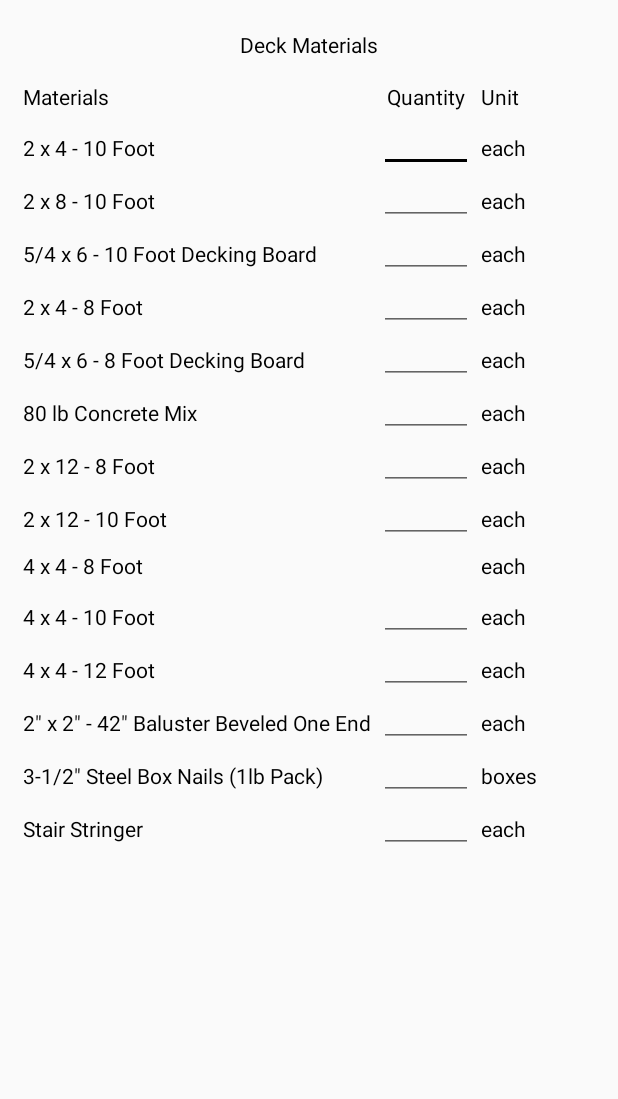
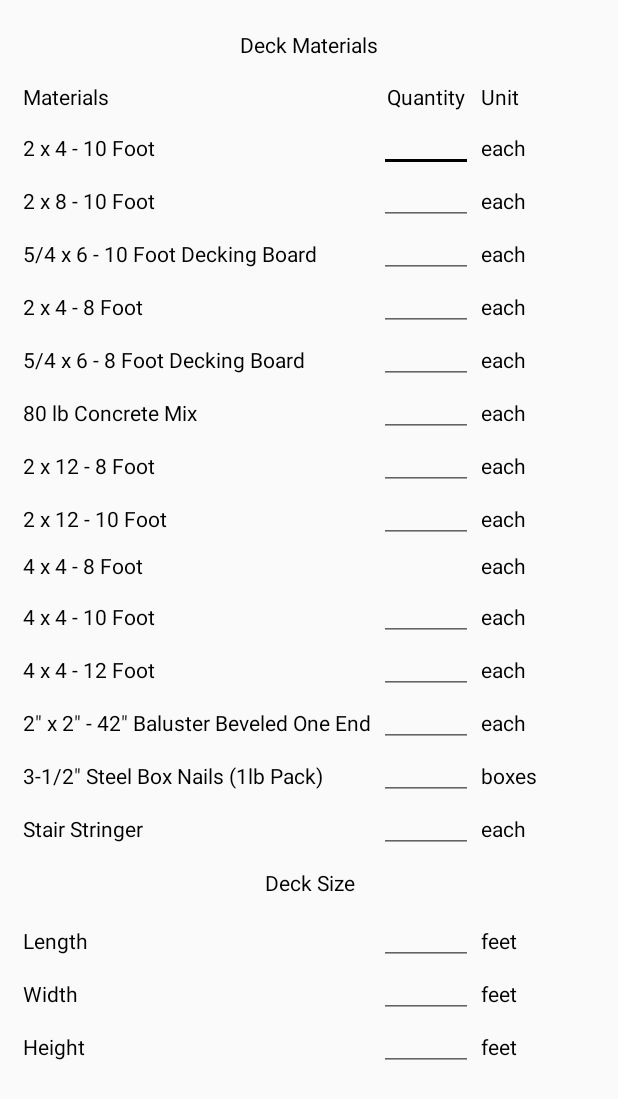
Before and after one commit to yjgae/DeckManagerProject340, an Android app: the layout activity_deck_materials_detail.xml on its own in the app's theme, with its tools: preview values and no code run, on a phone screen of 412 x 824 dp. Shown: the top 1099 px of the screen. Run offline under Robolectric (Android 15) with nearby library versions, the phone set to English and light mode, and no system bars.

Commit message:
Story for the deck dimension

```diff
--- a/app/src/main/res/layout/activity_deck_materials_detail.xml
+++ b/app/src/main/res/layout/activity_deck_materials_detail.xml
@@ -26,7 +26,7 @@
                 //Ctrl + Alt + L to format code
 
                 <TextView
-                    android:id="@+id/bioTv"
+                    android:id="@+id/deck_materials_title"
                     android:layout_width="match_parent"
                     android:layout_height="wrap_content"
                     android:layout_span="3"
@@ -489,6 +489,119 @@
                     android:textColor="@color/colorBlack" />
             </TableRow>
 
+            <TableRow
+                android:layout_width="match_parent"
+                android:layout_height="match_parent">
+
+                //Ctrl + Alt + L to format code
+
+                <TextView
+                    android:id="@+id/deck_size"
+                    android:layout_width="match_parent"
+                    android:layout_height="wrap_content"
+                    android:layout_span="3"
+                    android:layout_weight="1"
+                    android:gravity="top"
+                    android:padding="10dp"
+                    android:text="Deck Size"
+                    android:textAlignment="center"
+                    android:textColor="@color/colorBlack" />
+
+            </TableRow>
+
+            <TableRow
+                android:layout_width="match_parent"
+                android:layout_height="match_parent">
+
+                <TextView
+                    android:layout_width="match_parent"
+                    android:layout_height="wrap_content"
+                    android:padding="5dp"
+                    android:text="Length"
+                    android:textColor="@color/colorBlack" />
+
+                <EditText
+                    android:id="@+id/length_editText"
+                    android:layout_width="match_parent"
+                    android:layout_height="wrap_content"
+                    android:layout_weight="1"
+                    android:inputType="number"
+                    android:padding="5dp"
+                    android:textColor="@color/colorBlack" />
+
+                <TextView
+                    android:id="@+id/id_length"
+                    android:layout_width="match_parent"
+                    android:layout_height="wrap_content"
+                    android:layout_weight="1"
+                    android:inputType="number"
+                    android:padding="5dp"
+                    android:text="feet"
+                    android:textColor="@color/colorBlack" />
+            </TableRow>
+
+            <TableRow
+                android:layout_width="match_parent"
+                android:layout_height="match_parent">
+
+                <TextView
+                    android:layout_width="match_parent"
+                    android:layout_height="wrap_content"
+                    android:padding="5dp"
+                    android:text="Width"
+                    android:textColor="@color/colorBlack" />
+
+                <EditText
+                    android:id="@+id/width_editText"
+                    android:layout_width="match_parent"
+                    android:layout_height="wrap_content"
+                    android:layout_weight="1"
+                    android:inputType="number"
+                    android:padding="5dp"
+                    android:textColor="@color/colorBlack" />
+
+                <TextView
+                    android:id="@+id/id_width"
+                    android:layout_width="match_parent"
+                    android:layout_height="wrap_content"
+                    android:layout_weight="1"
+                    android:inputType="number"
+                    android:padding="5dp"
+                    android:text="feet"
+                    android:textColor="@color/colorBlack" />
+            </TableRow>
+
+            <TableRow
+                android:layout_width="match_parent"
+                android:layout_height="match_parent">
+
+                <TextView
+                    android:layout_width="match_parent"
+                    android:layout_height="wrap_content"
+                    android:padding="5dp"
+                    android:text="Height"
+                    android:textColor="@color/colorBlack" />
+
+                <EditText
+                    android:id="@+id/height_editText"
+                    android:layout_width="match_parent"
+                    android:layout_height="wrap_content"
+                    android:layout_weight="1"
+                    android:inputType="number"
+                    android:padding="5dp"
+                    android:textColor="@color/colorBlack" />
+
+                <TextView
+                    android:id="@+id/id_height"
+                    android:layout_width="match_parent"
+                    android:layout_height="wrap_content"
+                    android:layout_weight="1"
+                    android:inputType="number"
+                    android:padding="5dp"
+                    android:text="feet"
+                    android:textColor="@color/colorBlack" />
+            </TableRow>
+
         </TableLayout>
 
     </LinearLayout>
```
